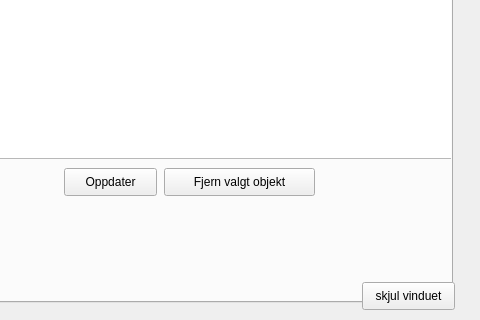
Qt form nvdbskriv_beta.ui (JACCCostring/NVDBPlugin) before a commit; both pictures show x 348 to 828 and y 528 to 848 of the 828 by 848 pixel window.
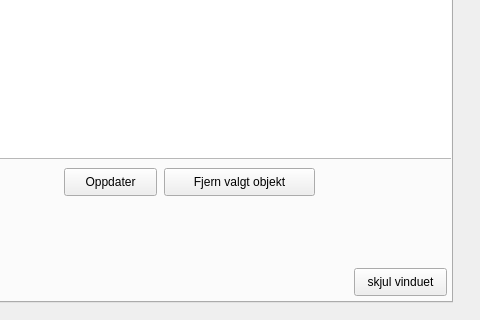
The same form after that commit.

Commit message:
Bug Fixing: open skriv window
from nvdb_beta_dialog.py module:

When user open first time skriv window, then instance is made with self.data and self.listOfEgenskaper, but i think is not necessary since skriv window instance can be feed it from anywhere in the code.

Note: more testing still need it.

```diff
--- a/nvdbskriv_beta.ui
+++ b/nvdbskriv_beta.ui
@@ -109,6 +109,19 @@
       <string/>
      </property>
     </widget>
+    <widget class="QPushButton" name="hideWindowBtn">
+     <property name="geometry">
+      <rect>
+       <x>690</x>
+       <y>770</y>
+       <width>93</width>
+       <height>28</height>
+      </rect>
+     </property>
+     <property name="text">
+      <string>skjul vinduet</string>
+     </property>
+    </widget>
    </widget>
    <widget class="QWidget" name="tabLogin">
     <attribute name="title">
@@ -394,19 +407,6 @@
     </widget>
    </widget>
   </widget>
-  <widget class="QPushButton" name="hideWindowBtn">
-   <property name="geometry">
-    <rect>
-     <x>710</x>
-     <y>810</y>
-     <width>93</width>
-     <height>28</height>
-    </rect>
-   </property>
-   <property name="text">
-    <string>skjul vinduet</string>
-   </property>
-  </widget>
  </widget>
  <resources/>
  <connections/>
```
The commit also changes 6 other files.
